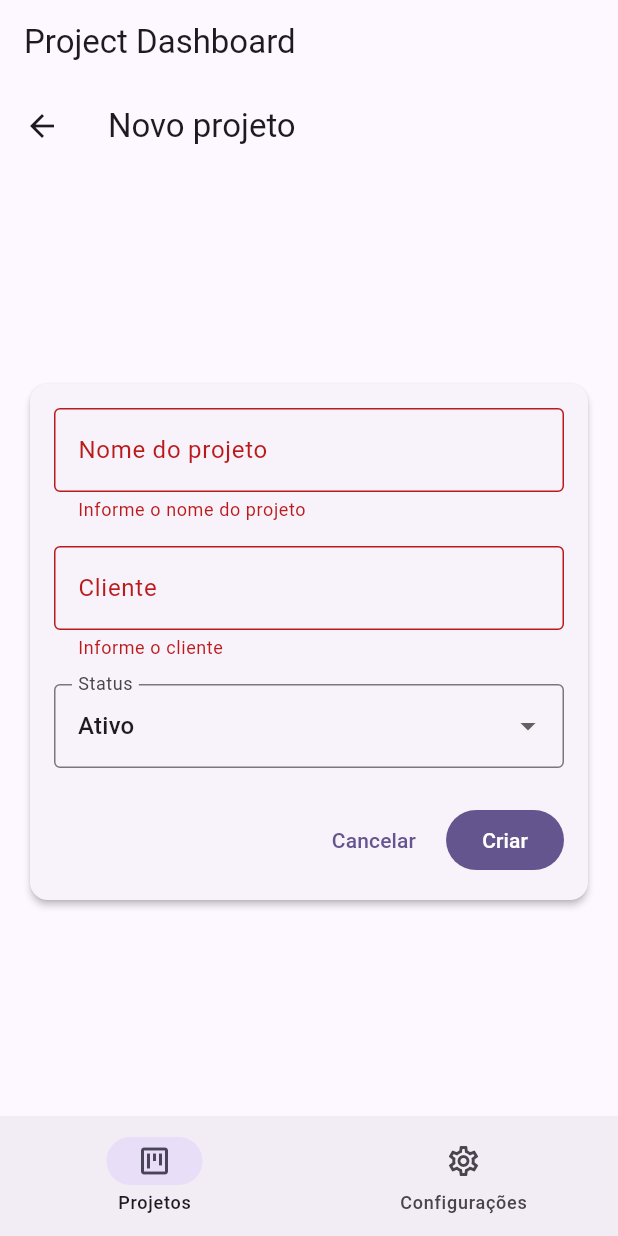
After one commit to Biguelini/gestao-de-projetos-flutter, a Flutter app: the ProjectDetailPage screen opened by its route, after a tap on "Cancelar", after a tap on "Novo projeto", after a tap on "Criar", on a phone screen of 412 x 824 dp. The commit adds this screen. Run offline on Flutter 3.47's test engine with Material 3 defaults, Android fonts, the phone set to English and light mode, and no system bars; our stand-ins replace go_router, shared_preferences; accounts and stored records are empty.

Commit message:
feat: implementing details, creating and editing projects

```diff
--- a/lib/app.dart
+++ b/lib/app.dart
@@ -1,3 +1,4 @@
+import 'package:gestao_projetos/presentation/pages/projects/project_detail_page.dart';
 import 'package:go_router/go_router.dart';
 
 import 'presentation/pages/auth/login_page.dart';
@@ -21,8 +22,6 @@
       final initialized = authState.isInitialized;
       final loggedIn = authState.isAuthenticated;
       final String loc = state.uri.path;
-
-      print('redirect → init=$initialized, loggedIn=$loggedIn, loc=$loc');
 
       if (!initialized) {
         return null;
@@ -65,12 +64,34 @@
             ),
           ),
           GoRoute(
-            path: '/app/settings',
-            name: 'settings',
+            path: '/app/projects/new',
+            name: 'project_new',
             pageBuilder: (context, state) => NoTransitionPage(
               key: state.pageKey,
-              child: const SettingsPage(),
+              child: const ProjectDetailPage(projectId: null),
             ),
+          ),
+          GoRoute(
+            path: '/app/projects/:id',
+            name: 'project_detail',
+            pageBuilder: (context, state) {
+              final idStr = state.pathParameters['id'];
+              if (idStr == null) {
+                return NoTransitionPage(
+                  key: state.pageKey,
+                  child: const NotFoundPage(),
+                );
+              }
+
+              final id = int.parse(
+                idStr,
+              ); // se for "NaN" ou coisa bizarra → dá erro visível
+
+              return NoTransitionPage(
+                key: state.pageKey,
+                child: ProjectDetailPage(projectId: id),
+              );
+            },
           ),
         ],
       ),
--- a/lib/data/services/project_service.dart
+++ b/lib/data/services/project_service.dart
@@ -1,5 +1,4 @@
 import 'dart:math';
-
 import '../models/project_model.dart';
 
 class PagedResult<T> {
@@ -23,6 +22,12 @@
     _seedFakeData();
   }
 
+  int _generateNextId() {
+    if (_allProjects.isEmpty) return 1;
+    final maxId = _allProjects.map((p) => p.id).reduce(max);
+    return maxId + 1;
+  }
+
   void _seedFakeData() {
     if (_allProjects.isNotEmpty) return;
 
@@ -35,22 +40,22 @@
       'Loja do Zé',
     ];
 
-    for (int i = 1; i <= 57; i++) {
-      final statusIndex = random.nextInt(3);
+    for (int i = 0; i < 20; i++) {
+      final statusIndex = random.nextInt(ProjectStatus.all.length);
       final status = ProjectStatus.all[statusIndex];
       final client = clients[random.nextInt(clients.length)];
 
-      _allProjects.add(
-        ProjectModel(
-          id: i,
-          name: 'Projeto #$i',
-          client: client,
-          status: status,
-          createdAt: DateTime.now().subtract(
-            Duration(days: random.nextInt(120)),
-          ),
-        ),
+      final id = _generateNextId();
+
+      final project = ProjectModel(
+        id: id,
+        name: 'Projeto #$id',
+        client: client,
+        status: status,
+        createdAt: DateTime.now().subtract(Duration(days: random.nextInt(120))),
       );
+
+      _allProjects.add(project);
     }
   }
 
@@ -60,7 +65,7 @@
     String? search,
     String? status,
   }) async {
-    await Future.delayed(const Duration(milliseconds: 500));
+    await Future.delayed(const Duration(milliseconds: 400));
 
     Iterable<ProjectModel> filtered = _allProjects;
 
@@ -92,4 +97,66 @@
       pageSize: pageSize,
     );
   }
+
+  Future<ProjectModel> getById(int id) async {
+    await Future.delayed(const Duration(milliseconds: 300));
+    final project = _allProjects.firstWhere(
+      (p) => p.id == id,
+      orElse: () => throw Exception('Projeto não encontrado'),
+    );
+    return project;
+  }
+
+  Future<ProjectModel> createProject({
+    required String name,
+    required String client,
+    required String status,
+  }) async {
+    await Future.delayed(const Duration(milliseconds: 400));
+
+    final id = _generateNextId();
+
+    final project = ProjectModel(
+      id: id,
+      name: name,
+      client: client,
+      status: status,
+      createdAt: DateTime.now(),
+    );
+
+    _allProjects.add(project);
+    return project;
+  }
+
+  Future<ProjectModel> updateProject({
+    required int id,
+    required String name,
+    required String client,
+    required String status,
+  }) async {
+    await Future.delayed(const Duration(milliseconds: 400));
+
+    final index = _allProjects.indexWhere((p) => p.id == id);
+    if (index == -1) {
+      throw Exception('Projeto não encontrado');
+    }
+
+    final existing = _allProjects[index];
+
+    final updated = ProjectModel(
+      id: existing.id,
+      name: name,
+      client: client,
+      status: status,
+      createdAt: existing.createdAt,
+    );
+
+    _allProjects[index] = updated;
+    return updated;
+  }
+
+  Future<void> deleteProject(int id) async {
+    await Future.delayed(const Duration(milliseconds: 300));
+    _allProjects.removeWhere((p) => p.id == id);
+  }
 }
--- a/lib/presentation/pages/auth/login_page.dart
+++ b/lib/presentation/pages/auth/login_page.dart
@@ -43,7 +43,7 @@
       return;
     }
 
-    router.go('/app/projects');
+    router.go('/app/projects?refresh=true');
   }
 
   @override
--- /dev/null
+++ b/lib/presentation/pages/projects/project_detail_page.dart
@@ -0,0 +1,239 @@
+import 'package:flutter/material.dart';
+import 'package:go_router/go_router.dart';
+import 'package:provider/provider.dart';
+
+import '../../../data/models/project_model.dart';
+import '../../../data/services/project_service.dart';
+import '../../viewmodels/project_detail_viewmodel.dart';
+
+class ProjectDetailPage extends StatelessWidget {
+  final int? projectId; // null = criação
+
+  const ProjectDetailPage({super.key, this.projectId});
+
+  @override
+  Widget build(BuildContext context) {
+    return ChangeNotifierProvider<ProjectDetailViewModel>(
+      create: (context) => ProjectDetailViewModel(
+        context.read<ProjectService>(),
+        projectId: projectId,
+      ),
+      child: const _ProjectDetailScaffold(),
+    );
+  }
+}
+
+class _ProjectDetailScaffold extends StatelessWidget {
+  const _ProjectDetailScaffold();
+
+  @override
+  Widget build(BuildContext context) {
+    final vm = context.watch<ProjectDetailViewModel>();
+
+    if (vm.isLoading) {
+      return const Scaffold(
+        appBar: _ProjectAppBar(),
+        body: Center(child: CircularProgressIndicator()),
+      );
+    }
+
+    if (vm.error != null && vm.project == null && vm.isEditing) {
+      return Scaffold(
+        appBar: const _ProjectAppBar(),
+        body: Center(child: Text(vm.error!)),
+      );
+    }
+
+    return const Scaffold(appBar: _ProjectAppBar(), body: _ProjectForm());
+  }
+}
+
+class _ProjectAppBar extends StatelessWidget implements PreferredSizeWidget {
+  const _ProjectAppBar();
+
+  @override
+  Size get preferredSize => const Size.fromHeight(kToolbarHeight);
+
+  @override
+  Widget build(BuildContext context) {
+    final vm = context.watch<ProjectDetailViewModel>();
+
+    return AppBar(
+      title: Text(vm.isEditing ? 'Editar projeto' : 'Novo projeto'),
+      automaticallyImplyLeading: false,
+      leading: IconButton(
+        icon: const Icon(Icons.arrow_back),
+        onPressed: () {
+          GoRouter.of(context).go('/app/projects');
+        },
+      ),
+    );
+  }
+}
+
+class _ProjectForm extends StatefulWidget {
+  const _ProjectForm();
+
+  @override
+  State<_ProjectForm> createState() => _ProjectFormState();
+}
+
+class _ProjectFormState extends State<_ProjectForm> {
+  final _formKey = GlobalKey<FormState>();
+  late TextEditingController _nameController;
+  late TextEditingController _clientController;
+
+  @override
+  void initState() {
+    super.initState();
+    final vm = context.read<ProjectDetailViewModel>();
+    _nameController = TextEditingController(text: vm.name);
+    _clientController = TextEditingController(text: vm.client);
+  }
+
+  @override
+  void dispose() {
+    _nameController.dispose();
+    _clientController.dispose();
+    super.dispose();
+  }
+
+  Future<void> _onSavePressed() async {
+    if (!_formKey.currentState!.validate()) return;
+
+    final vm = context.read<ProjectDetailViewModel>();
+    final messenger = ScaffoldMessenger.of(context);
+    final router = GoRouter.of(context);
+
+    vm.name = _nameController.text;
+    vm.client = _clientController.text;
+
+    final error = await vm.save();
+
+    if (error != null) {
+      messenger
+        ..hideCurrentSnackBar()
+        ..showSnackBar(SnackBar(content: Text(error)));
+      return;
+    }
+
+    router.go('/app/projects');
+  }
+
+  @override
+  Widget build(BuildContext context) {
+    final vm = context.watch<ProjectDetailViewModel>();
+    final cs = Theme.of(context).colorScheme;
+
+    return Padding(
+      padding: const EdgeInsets.all(16),
+      child: Center(
+        child: ConstrainedBox(
+          constraints: const BoxConstraints(maxWidth: 600),
+          child: Card(
+            elevation: 2,
+            child: Padding(
+              padding: const EdgeInsets.all(16),
+              child: Form(
+                key: _formKey,
+                child: Column(
+                  mainAxisSize: MainAxisSize.min,
+                  children: [
+                    TextFormField(
+                      controller: _nameController,
+                      decoration: const InputDecoration(
+                        labelText: 'Nome do projeto',
+                      ),
+                      validator: (value) {
+                        if (value == null || value.trim().isEmpty) {
+                          return 'Informe o nome do projeto';
+                        }
+                        return null;
+                      },
+                    ),
+                    const SizedBox(height: 16),
+                    TextFormField(
+                      controller: _clientController,
+                      decoration: const InputDecoration(labelText: 'Cliente'),
+                      validator: (value) {
+                        if (value == null || value.trim().isEmpty) {
+                          return 'Informe o cliente';
+                        }
+                        return null;
+                      },
+                    ),
+                    const SizedBox(height: 16),
+                    DropdownButtonFormField<String>(
+                      value: vm.status,
+                      decoration: const InputDecoration(labelText: 'Status'),
+                      items: ProjectStatus.all
+                          .map(
+                            (s) => DropdownMenuItem<String>(
+                              value: s,
+                              child: Text(ProjectStatus.label(s)),
+                            ),
+                          )
+                          .toList(),
+                      onChanged: (value) {
+                        if (value == null) return;
+                        setState(() {
+                          vm.status = value;
+                        });
+                      },
+                    ),
+                    const SizedBox(height: 24),
+                    Row(
+                      mainAxisAlignment: MainAxisAlignment.end,
+                      children: [
+                        TextButton(
+                          onPressed: vm.isSaving
+                              ? null
+                              : () {
+                                  GoRouter.of(context).go('/app/projects');
+                                },
+                          child: const Text('Cancelar'),
+                        ),
+                        const SizedBox(width: 8),
+                        FilledButton(
+                          onPressed: vm.isSaving ? null : _onSavePressed,
+                          child: vm.isSaving
+                              ? const SizedBox(
+                                  width: 18,
+                                  height: 18,
+                                  child: CircularProgressIndicator(
+                                    strokeWidth: 2,
+                                  ),
+                                )
+                              : Text(
+                                  vm.isEditing ? 'Salvar alterações' : 'Criar',
+                                ),
+                        ),
+                      ],
+                    ),
+                    if (vm.project != null && vm.isEditing) ...[
+                      const SizedBox(height: 16),
+                      Align(
+                        alignment: Alignment.centerLeft,
+                        child: Text(
+                          'Criado em: ${_formatDate(vm.project!.createdAt)}',
+                          style: Theme.of(context).textTheme.bodySmall
+                              ?.copyWith(color: cs.onSurfaceVariant),
+                        ),
+                      ),
+                    ],
+                  ],
+                ),
+              ),
+            ),
+          ),
+        ),
+      ),
+    );
+  }
+
+  String _formatDate(DateTime date) {
+    return '${date.day.toString().padLeft(2, '0')}/'
+        '${date.month.toString().padLeft(2, '0')}/'
+        '${date.year}';
+  }
+}
--- a/lib/presentation/pages/projects/projects_list_page.dart
+++ b/lib/presentation/pages/projects/projects_list_page.dart
@@ -1,4 +1,5 @@
 import 'package:flutter/material.dart';
+import 'package:go_router/go_router.dart';
 import 'package:provider/provider.dart';
 
 import '../../../data/models/project_model.dart';
@@ -44,6 +45,7 @@
   @override
   Widget build(BuildContext context) {
     final vm = context.watch<ProjectListViewModel>();
+    final router = GoRouter.of(context);
 
     return Row(
       children: [
@@ -58,11 +60,10 @@
           ),
         ),
         const SizedBox(width: 12),
-
         Expanded(
           flex: 2,
           child: DropdownButtonFormField<String?>(
-            value: vm.statusFilter,
+            initialValue: vm.statusFilter,
             decoration: const InputDecoration(labelText: 'Status'),
             isExpanded: true,
             items: [
@@ -80,9 +81,7 @@
             onChanged: vm.updateStatusFilter,
           ),
         ),
-
         const SizedBox(width: 12),
-
         IconButton(
           tooltip: 'Recarregar',
           onPressed: vm.isLoading ? null : () => vm.refresh(),
@@ -93,6 +92,14 @@
                   child: CircularProgressIndicator(strokeWidth: 2),
                 )
               : Icon(Icons.refresh, color: colorScheme.primary),
+        ),
+        const SizedBox(width: 12),
+        FilledButton.icon(
+          onPressed: () {
+            router.go('/app/projects/new');
+          },
+          icon: const Icon(Icons.add),
+          label: const Text('Novo projeto'),
         ),
       ],
     );
@@ -133,7 +140,7 @@
 
     return ListView.separated(
       itemCount: projects.length,
-      separatorBuilder: (_, __) => const Divider(height: 1),
+      separatorBuilder: (_, _) => const Divider(height: 1),
       itemBuilder: (context, index) {
         final project = projects[index];
         return _ProjectTile(project: project);
@@ -150,13 +157,14 @@
   @override
   Widget build(BuildContext context) {
     final colorScheme = Theme.of(context).colorScheme;
+    final router = GoRouter.of(context);
 
     return ListTile(
+      onTap: () {
+        router.go('/app/projects/${project.id}');
+      },
       title: Text(project.name),
-      subtitle: Text(
-        '${project.client} • '
-        '${_formatDate(project.createdAt)}',
-      ),
+      subtitle: Text('${project.client} • ${_formatDate(project.createdAt)}'),
       trailing: Chip(
         label: Text(
           ProjectStatus.label(project.status),
--- a/lib/presentation/viewmodels/project_detail_viewmodel.dart
+++ b/lib/presentation/viewmodels/project_detail_viewmodel.dart
@@ -0,0 +1,98 @@
+import 'package:flutter/foundation.dart';
+
+import '../../data/models/project_model.dart';
+import '../../data/services/project_service.dart';
+
+class ProjectDetailViewModel extends ChangeNotifier {
+  final ProjectService _service;
+  final int? projectId; // null = criação
+
+  ProjectDetailViewModel(this._service, {this.projectId}) {
+    if (projectId != null) {
+      _loadProject();
+    } else {
+      _isLoading = false;
+    }
+  }
+
+  bool _isLoading = true;
+  bool _isSaving = false;
+  String? _error;
+  ProjectModel? _project;
+
+  bool get isLoading => _isLoading;
+  bool get isSaving => _isSaving;
+  String? get error => _error;
+  ProjectModel? get project => _project;
+
+  bool get isEditing => projectId != null;
+
+  String name = '';
+  String client = '';
+  String status = ProjectStatus.active;
+
+  Future<void> _loadProject() async {
+    _isLoading = true;
+    _error = null;
+    notifyListeners();
+
+    try {
+      final p = await _service.getById(projectId!);
+      _project = p;
+      name = p.name;
+      client = p.client;
+      status = p.status;
+    } catch (e) {
+      _error = 'Erro ao carregar projeto.';
+      if (kDebugMode) {
+        print('Erro ao carregar projeto: $e');
+      }
+    } finally {
+      _isLoading = false;
+      notifyListeners();
+    }
+  }
+
+  Future<String?> save() async {
+    if (name.trim().isEmpty) {
+      return 'Nome é obrigatório.';
+    }
+    if (client.trim().isEmpty) {
+      return 'Cliente é obrigatório.';
+    }
+
+    _isSaving = true;
+    _error = null;
+    notifyListeners();
+
+    try {
+      if (isEditing) {
+        final updated = await _service.updateProject(
+          id: projectId!,
+          name: name.trim(),
+          client: client.trim(),
+          status: status,
+        );
+        _project = updated;
+      } else {
+        final created = await _service.createProject(
+          name: name.trim(),
+          client: client.trim(),
+          status: status,
+        );
+        _project = created;
+      }
+
+      return null;
+    } catch (e) {
+      _error = 'Erro ao salvar projeto. Tente novamente.';
+      if (kDebugMode) {
+        print('Erro ao salvar projeto: $e');
+      }
+      return _error;
+    } finally {
+      _isSaving = false;
+      notifyListeners();
+    }
+  }
+}
```
Also changed, not shown: lib/presentation/pages/projects/project_detail.dart (deleted).
